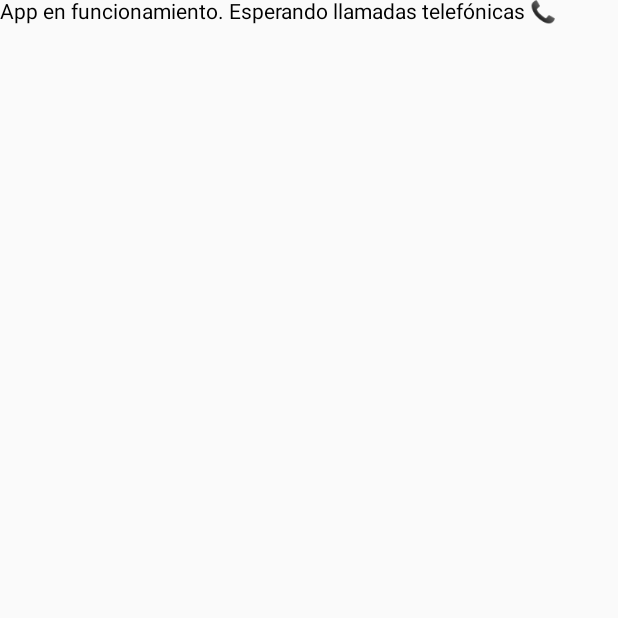
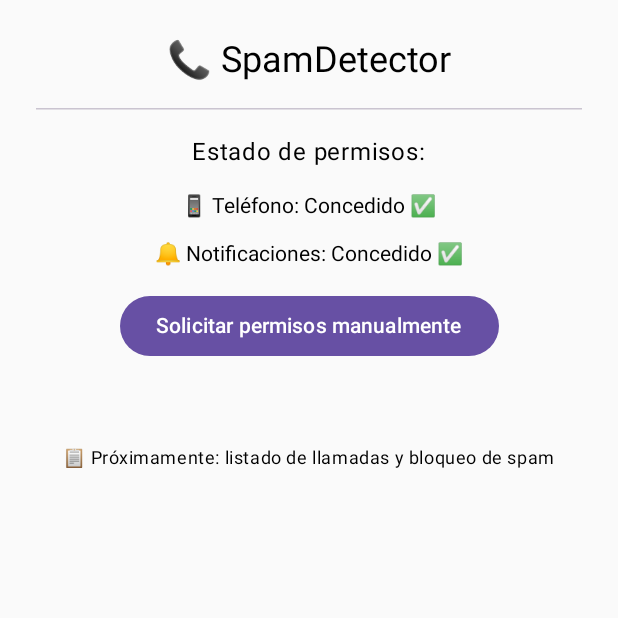
Before and after one commit to angelitrouss/SPAMDETECTOR-TFG, an Android app built with Jetpack Compose: the screen it shows after launch (MainActivity), on a phone screen of 412 x 824 dp, the top half of it. Run offline under Robolectric (Android 15) with nearby library versions, the phone set to English and light mode, and no system bars.

Commit message:
SpamDetector v.1.5
Detecta llamadas entrantes y desplega una notificación + Interfaz Gráfica Simple

```diff
--- a/app/src/main/AndroidManifest.xml
+++ b/app/src/main/AndroidManifest.xml
@@ -31,7 +31,7 @@
             </intent-filter>
         </activity>
 
-        <!-- Receptor de llamadas -->
+        <!--Receptor de llamadas-->
         <receiver
             android:name=".CallReceiver"
             android:enabled="true"
--- a/app/src/main/java/com/example/spamdetector/CallReceiver.kt
+++ b/app/src/main/java/com/example/spamdetector/CallReceiver.kt
@@ -16,7 +16,7 @@ class CallReceiver : BroadcastReceiver() {
     override fun onReceive(context: Context, intent: Intent) {
         Log.d("CALL_RECEIVER", "Intent recibido")
 
-        // Verificamos que sea una acción del sistema para llamada
+        //Verificamos que sea una acción del sistema para llamada
         val action = intent.action
         if (action == TelephonyManager.ACTION_PHONE_STATE_CHANGED) {
             val estado = intent.getStringExtra(TelephonyManager.EXTRA_STATE)
--- a/app/src/main/java/com/example/spamdetector/MainActivity.kt
+++ b/app/src/main/java/com/example/spamdetector/MainActivity.kt
@@ -6,8 +6,6 @@ import android.os.Build
 import android.os.Bundle
 import androidx.activity.ComponentActivity
 import androidx.activity.compose.setContent
-import androidx.compose.material3.Text
-import androidx.compose.runtime.Composable
 import androidx.core.app.ActivityCompat
 import androidx.core.content.ContextCompat
 
@@ -18,28 +16,24 @@ class MainActivity : ComponentActivity() {
     override fun onCreate(savedInstanceState: Bundle?) {
         super.onCreate(savedInstanceState)
 
+        setContent {
+            PantallaPrincipal { solicitarPermisos() }
+        }
+
         solicitarPermisos()
-
-        setContent {
-            TextoInicio()
-        }
     }
 
     private fun solicitarPermisos() {
-        // Lista de permisos necesarios
         val permisos = mutableListOf(Manifest.permission.READ_PHONE_STATE)
 
-        // A partir de Android 13 también pedimos permiso de notificaciones
         if (Build.VERSION.SDK_INT >= Build.VERSION_CODES.TIRAMISU) {
             permisos.add(Manifest.permission.POST_NOTIFICATIONS)
         }
 
-        // Comprobamos cuáles no han sido concedidos
         val permisosNoConcedidos = permisos.filter {
             ContextCompat.checkSelfPermission(this, it) != PackageManager.PERMISSION_GRANTED
         }
 
-        // Si hay alguno pendiente, los solicitamos
         if (permisosNoConcedidos.isNotEmpty()) {
             ActivityCompat.requestPermissions(
                 this,
@@ -49,8 +43,3 @@ class MainActivity : ComponentActivity() {
         }
     }
 }
-
-@Composable
-fun TextoInicio() {
-    Text(text = "App en funcionamiento. Esperando llamadas telefónicas 📞")
-}
--- /dev/null
+++ b/app/src/main/java/com/example/spamdetector/PantallaPrincipal.kt
@@ -0,0 +1,57 @@
+package com.example.spamdetector
+
+import android.Manifest
+import android.content.pm.PackageManager
+import android.os.Build
+import androidx.compose.foundation.layout.*
+import androidx.compose.material3.Button
+import androidx.compose.material3.HorizontalDivider
+import androidx.compose.material3.MaterialTheme
+import androidx.compose.material3.Text
+import androidx.compose.runtime.Composable
+import androidx.compose.ui.Alignment
+import androidx.compose.ui.Modifier
+import androidx.compose.ui.platform.LocalContext
+import androidx.compose.ui.unit.dp
+import androidx.core.content.ContextCompat
+
+
+@Composable
+fun PantallaPrincipal(onSolicitarPermisos: () -> Unit) {
+    val context = LocalContext.current
+
+    val tienePermisoTelefono = ContextCompat.checkSelfPermission(
+        context, Manifest.permission.READ_PHONE_STATE
+    ) == PackageManager.PERMISSION_GRANTED
+
+    val tienePermisoNotificaciones =
+        Build.VERSION.SDK_INT < Build.VERSION_CODES.TIRAMISU ||
+                ContextCompat.checkSelfPermission(
+                    context, Manifest.permission.POST_NOTIFICATIONS
+                ) == PackageManager.PERMISSION_GRANTED
+
+    Column(
+        modifier = Modifier
+            .fillMaxSize()
+            .padding(24.dp),
+        verticalArrangement = Arrangement.spacedBy(16.dp, Alignment.Top),
+        horizontalAlignment = Alignment.CenterHorizontally
+    ) {
+        Text(text = "📞 SpamDetector", style = MaterialTheme.typography.headlineSmall)
+
+        HorizontalDivider()
+
+        Text(text = "Estado de permisos:", style = MaterialTheme.typography.bodyLarge)
+
+        Text("📱 Teléfono: ${if (tienePermisoTelefono) "Concedido ✅" else "No concedido ❌"}")
+        Text("🔔 Notificaciones: ${if (tienePermisoNotificaciones) "Concedido ✅" else "No concedido ❌"}")
+
+        Button(onClick = { onSolicitarPermisos() }) {
+            Text("Solicitar permisos manualmente")
+        }
+
+        Spacer(modifier = Modifier.height(24.dp))
+
+        Text("📋 Próximamente: listado de llamadas y bloqueo de spam", style = MaterialTheme.typography.bodySmall)
+    }
+}
```
